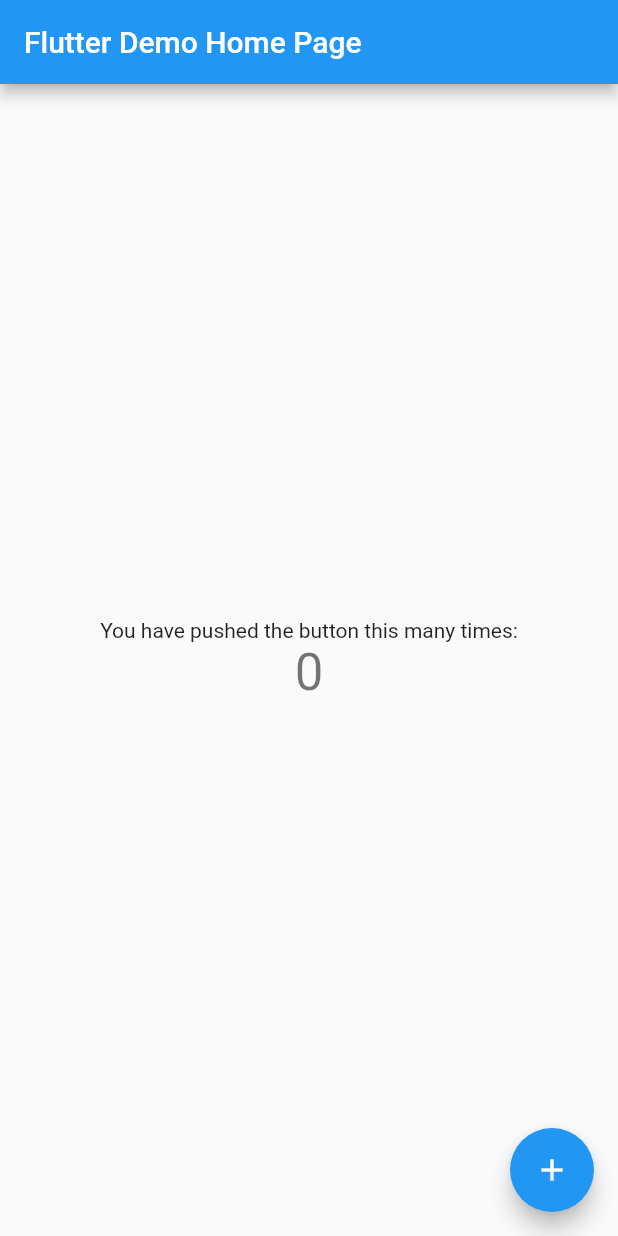
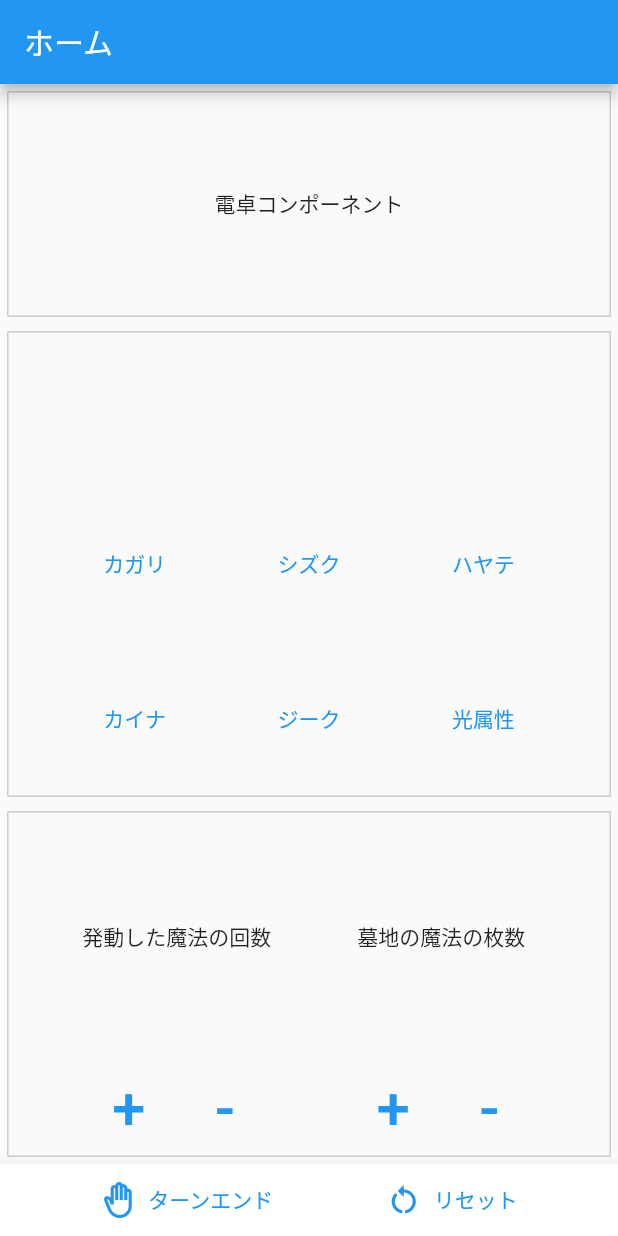
Before and after one commit to KeitaTaniuchi/sky_striker_app, a Flutter app: the screen it shows after launch, on a phone screen of 412 x 824 dp. Run offline on Flutter 3.47's test engine with Material 2 defaults, Android fonts, the phone set to English and light mode, and no system bars.

Commit message:
アプリのモックを作成(完成度60%程度)

```diff
--- a/lib/main.dart
+++ b/lib/main.dart
@@ -1,67 +1,6 @@
 import 'package:flutter/material.dart';
+import 'src/app.dart';
 
-void main() {
+void main()  {
   runApp(const MyApp());
 }
-
-class MyApp extends StatelessWidget {
-  const MyApp({Key? key}) : super(key: key);
-  // This widget is the root of your application.
-  @override
-  Widget build(BuildContext context) {
-    return MaterialApp(
-      title: 'Flutter Demo',
-      theme: ThemeData(
-        primarySwatch: Colors.blue,
-      ),
-      home: const MyHomePage(title: 'Flutter Demo Home Page'),
-    );
-  }
-}
-
-class MyHomePage extends StatefulWidget {
-  const MyHomePage({Key? key, required this.title}) : super(key: key);
-  final String title;
-  @override
-  State<MyHomePage> createState() => _MyHomePageState();
-}
-
-class _MyHomePageState extends State<MyHomePage> {
-  int _counter = 0;
-  void _incrementCounter() {
-    setState(() {
-      _counter++;
-    });
-  }
-
-  @override
-  Widget build(BuildContext context) {
-    return Scaffold(
-      appBar: AppBar(
-
-        title: Text(widget.title),
-      ),
-      body: Center(
-
-        child: Column(
-
-          mainAxisAlignment: MainAxisAlignment.center,
-          children: <Widget>[
-            const Text(
-              'You have pushed the button this many times:',
-            ),
-            Text(
-              '$_counter',
-              style: Theme.of(context).textTheme.headline4,
-            ),
-          ],
-        ),
-      ),
-      floatingActionButton: FloatingActionButton(
-        onPressed: _incrementCounter,
-        tooltip: 'Increment',
-        child: const Icon(Icons.add),
-      ),
-    );
-  }
-}
--- /dev/null
+++ b/lib/src/app.dart
@@ -0,0 +1,16 @@
+import 'package:flutter/material.dart';
+import 'screens/home.dart';
+
+class MyApp extends StatelessWidget {
+  const MyApp({Key? key}) : super(key: key);
+  @override
+  Widget build(BuildContext context) {
+    return MaterialApp(
+      title: 'sky_striker_app',
+      theme: ThemeData(
+        primarySwatch: Colors.blue,
+      ),
+      home: HomeScreen(),
+    );
+  }
+}
--- /dev/null
+++ b/lib/src/component/calculator.dart
@@ -0,0 +1,28 @@
+import 'package:flutter/material.dart';
+
+class Calculator extends StatelessWidget {
+  const Calculator({Key? key}) : super(key: key);
+
+  @override
+  Widget build(BuildContext context) {
+    return (InkWell(
+      onTap: () {
+        showDialog(
+            context: context,
+            builder: (context) {
+              return AlertDialog(
+                title: Text('電卓コンポーネントタップ時の動作確認'),
+              );
+            });
+      },
+      child: Container(
+        width: double.infinity,
+        margin: const EdgeInsets.all(5),
+        decoration: BoxDecoration(
+          border: Border.all(color: Colors.grey, width: 0.5),
+        ),
+        child: (const Center(child: Text('電卓コンポーネント'))),
+      ),
+    ));
+  }
+}
--- /dev/null
+++ b/lib/src/component/counter.dart
@@ -0,0 +1,82 @@
+import 'package:flutter/material.dart';
+
+class Counter extends StatelessWidget {
+  const Counter({Key? key}) : super(key: key);
+
+  @override
+  Widget build(BuildContext context) {
+    return (Container(
+      width: double.infinity,
+      margin: const EdgeInsets.all(5),
+      decoration: BoxDecoration(
+        border: Border.all(color: Colors.grey, width: 0.5),
+      ),
+      child: Row(
+          mainAxisAlignment: MainAxisAlignment.spaceEvenly,
+          children: const [
+            CounterView(title: '発動した魔法の回数'),
+            CounterView(title: '墓地の魔法の枚数'),
+          ]),
+    ));
+  }
+}
+
+class CounterView extends StatefulWidget {
+  final String title;
+
+  const CounterView({Key? key, required this.title}) : super(key: key);
+
+  @override
+  State<CounterView> createState() => _CounterViewState();
+}
+
+class _CounterViewState extends State<CounterView> {
+  @override
+  Widget build(BuildContext context) {
+    return (Column(
+      children: [
+        Expanded(flex: 5, child: (Center(child: Text(widget.title)))),
+        Row(
+          mainAxisAlignment: MainAxisAlignment.spaceEvenly,
+          children: const [
+            CounterButton(operationSymbol: '+'),
+            CounterButton(operationSymbol: '-'),
+          ],
+        ),
+      ],
+    ));
+  }
+}
+
+class CounterButton extends StatefulWidget {
+  final String operationSymbol;
+
+  const CounterButton({Key? key, required this.operationSymbol})
+      : super(key: key);
+
+  @override
+  State<CounterButton> createState() => _CounterButtonState();
+}
+
+class _CounterButtonState extends State<CounterButton> {
+  @override
+  Widget build(BuildContext context) {
+    return (TextButton(
+      onPressed: () {
+        showDialog(
+            context: context,
+            builder: (context) {
+              return AlertDialog(
+                title: Text(widget.operationSymbol),
+              );
+            });
+      },
+      child: Text(
+        (widget.operationSymbol),
+        style: const TextStyle(
+          fontSize: 40,
+        ),
+      ),
+    ));
+  }
+}
--- /dev/null
+++ b/lib/src/screens/home.dart
@@ -0,0 +1,113 @@
+import 'package:flutter/material.dart';
+import 'package:sky_striker_app/src/component/counter.dart';
+
+import '../component/calculator.dart';
+import '../component/counter.dart';
+
+class HomeScreen extends StatelessWidget {
+  const HomeScreen({Key? key}) : super(key: key);
+
+  @override
+  Widget build(BuildContext context) {
+    return Scaffold(
+      appBar: AppBar(
+        title: const Text('ホーム'),
+      ),
+      body: const Body(),
+      bottomNavigationBar: const BottomAppButton(),
+    );
+  }
+}
+
+class Body extends StatelessWidget {
+  const Body({Key? key}) : super(key: key);
+
+  @override
+  Widget build(BuildContext context) {
+    return (Column(
+      children: [
+        const Expanded(flex: 2, child: Calculator()),
+        Expanded(
+          flex: 4,
+          child: Container(
+            width: double.infinity,
+            margin: const EdgeInsets.all(5),
+            decoration: BoxDecoration(
+              border: Border.all(color: Colors.grey, width: 0.5),
+            ),
+            child: Column(
+              children: [
+                Expanded(
+                    child: Row(
+                  mainAxisAlignment: MainAxisAlignment.spaceEvenly,
+                  children: const [],
+                )),
+                Expanded(
+                    child: Row(
+                  mainAxisAlignment: MainAxisAlignment.spaceEvenly,
+                  children: [
+                    TextButton(
+                      onPressed: () {},
+                      child: const Text('カガリ'),
+                    ),
+                    TextButton(
+                      onPressed: () {},
+                      child: const Text('シズク'),
+                    ),
+                    TextButton(
+                      onPressed: () {},
+                      child: const Text('ハヤテ'),
+                    ),
+                  ],
+                )),
+                Expanded(
+                    child: Row(
+                  mainAxisAlignment: MainAxisAlignment.spaceEvenly,
+                  children: [
+                    TextButton(
+                      onPressed: () {},
+                      child: const Text('カイナ'),
+                    ),
+                    TextButton(
+                      onPressed: () {},
+                      child: const Text('ジーク'),
+                    ),
+                    TextButton(
+                      onPressed: () {},
+                      child: const Text('光属性'),
+                    ),
+                  ],
+                )),
+              ],
+            ),
+          ),
+        ),
+        const Expanded(flex: 3, child: Counter()),
+      ],
+    ));
+  }
+}
+
+class BottomAppButton extends StatelessWidget {
+  const BottomAppButton({Key? key}) : super(key: key);
+
+  @override
+  Widget build(BuildContext context) {
+    return BottomAppBar(
+      child: Row(
+        mainAxisAlignment: MainAxisAlignment.spaceEvenly,
+        children: [
+          TextButton.icon(
+              onPressed: () {},
+              icon: const Icon(Icons.back_hand_outlined),
+              label: const Text('ターンエンド')),
+          TextButton.icon(
+            onPressed: () {},
+            icon: const Icon(Icons.restart_alt),
+            label: const Text('リセット'),
+          ),
+        ],
+      ),
+    );
+  }
+}
```
Also changed, not shown: 2 other files.
